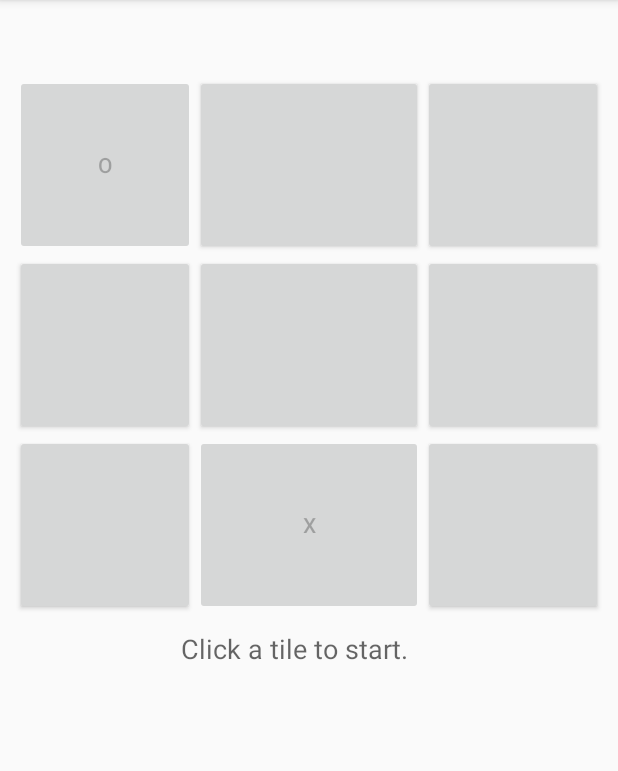
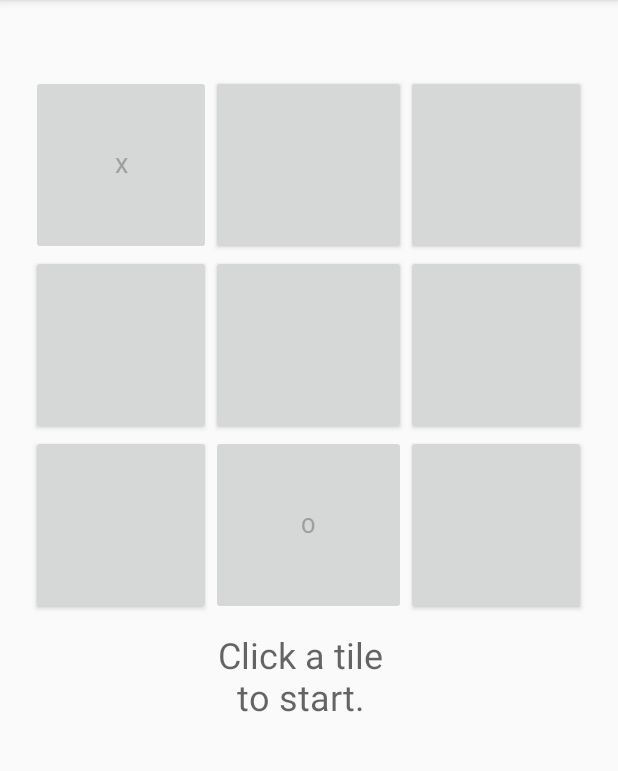
Before and after one commit to rheamanocha/GameTimeClockTest, an Android app: the screen it shows after launch (MainActivity), after a tap on an icon or button, on a phone screen of 412 x 824 dp, the part 84-855 px from its top. Run offline under Robolectric (Android 15) with nearby library versions, the phone set to English and light mode, and no system bars.

Commit message:
Fixed Layout
Fixed padding so there is no overflow, columns equal width; text
display constrained to middle column

```diff
--- a/app/src/main/java/com/example/andrew/test/MainActivity.java
+++ b/app/src/main/java/com/example/andrew/test/MainActivity.java
@@ -58,11 +58,11 @@ public class MainActivity extends AppCompatActivity {
         public void onClick(View view) {
             if (board[x][y].isEnabled()) {
                 board[x][y].setEnabled(false);
-                board[x][y].setText("O");
+                board[x][y].setText("X");
                 ticTacToeGame.c[x][y] = 1;
                 if (!ticTacToeGame.checkBoard()) {
                     ticTacToeGame.makeMove();
-                    board[ticTacToeGame.move.x][ticTacToeGame.move.y].setText("X");
+                    board[ticTacToeGame.move.x][ticTacToeGame.move.y].setText("O");
                     board[ticTacToeGame.move.x][ticTacToeGame.move.y].setEnabled(false);
                     if(ticTacToeGame.checkBoard()) {
                         displayOutome();
--- a/app/src/main/res/layout/activity_main.xml
+++ b/app/src/main/res/layout/activity_main.xml
@@ -7,7 +7,9 @@
         android:layout_height="match_parent"
         android:id="@+id/board"
         android:gravity="center_horizontal"
-        android:layout_marginTop="50dp">
+        android:layout_marginTop="50dp"
+        android:layout_marginLeft="10dp"
+        android:layout_marginRight="10dp">
 
         <TableRow
             android:layout_width="wrap_content"
@@ -111,8 +113,8 @@
             android:layout_height="match_parent"></TableRow>
 
         <TableRow
-            android:layout_width="match_parent"
-            android:layout_height="match_parent">
+            android:layout_width="wrap_content"
+            android:layout_height="wrap_content">
 
             <TextView
                 android:layout_width="wrap_content"
@@ -120,9 +122,13 @@
                 android:textAppearance="?android:attr/textAppearanceMedium"
                 android:text="Medium Text"
                 android:layout_marginTop="10dp"
+                android:layout_marginLeft="10dp"
+                android:layout_marginRight="0dp"
+                android:textSize="24sp"
                 android:id="@+id/gameInfo"
                 android:layout_column="1"
-                android:gravity="center_horizontal" />
+                android:gravity="center_horizontal"
+                android:maxWidth="120dp"/>
         </TableRow>
     </TableLayout>
 
```
Also changed, not shown: 2 other files.
